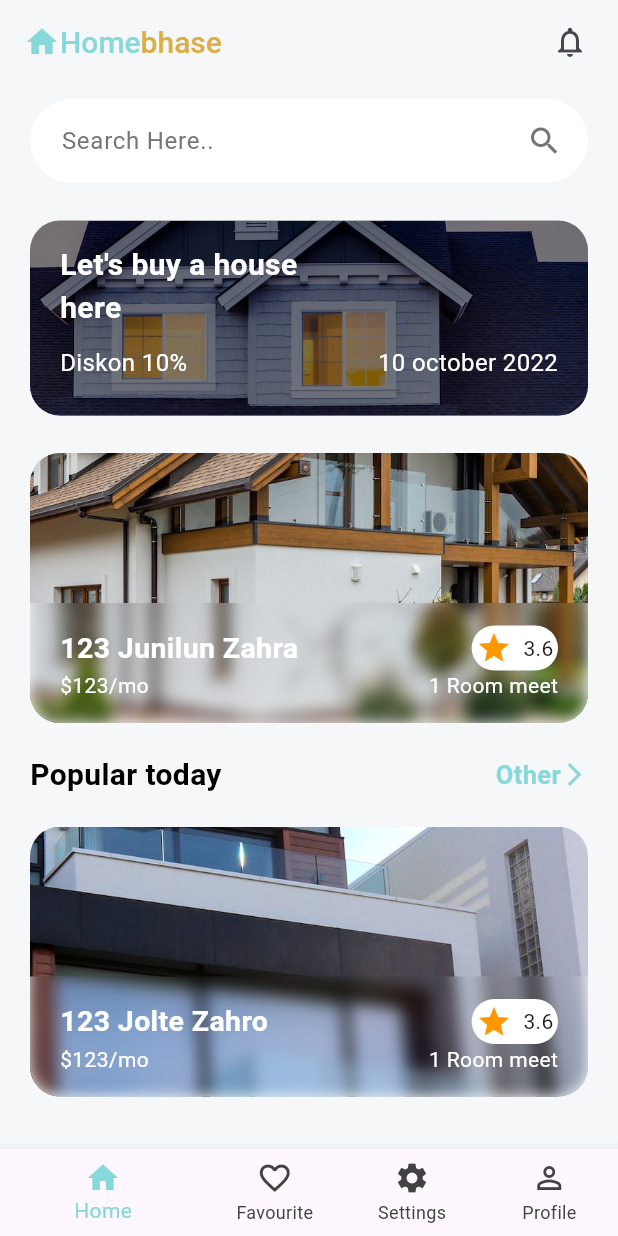
After one commit to obaloluwaobi/real_estate_app, a Flutter app: the screen it shows after launch, after a tap on "Next", on a phone screen of 412 x 824 dp. The commit adds this screen. Run offline on Flutter 3.47's test engine with Material 3 defaults, Android fonts, the phone set to English and light mode, and no system bars; our stand-ins replace animate_do, google_fonts.

Commit message:
Initial commit

```diff
--- a/lib/components/estatecard.dart
+++ b/lib/components/estatecard.dart
@@ -0,0 +1,235 @@
+import 'dart:ui';
+
+import 'package:flutter/material.dart';
+import 'package:google_fonts/google_fonts.dart';
+import 'package:real_estate_app/components/estateview.dart';
+
+class EstateCardView extends StatelessWidget {
+  const EstateCardView({super.key});
+
+  @override
+  Widget build(BuildContext context) {
+    return Container(
+      margin: const EdgeInsets.symmetric(horizontal: 20.0),
+      height: 130,
+      width: MediaQuery.of(context).size.width,
+      decoration: BoxDecoration(
+          borderRadius: BorderRadius.circular(20),
+          image: const DecorationImage(
+
+              // colorFilter: ColorFilter.mode(
+              //     Colors.black.withOpacity(1.0), BlendMode.dstATop),
+              fit: BoxFit.cover,
+              image: AssetImage(
+                'assets/estate3.jpg',
+              ))),
+      child: Container(
+        padding: const EdgeInsets.symmetric(horizontal: 20, vertical: 15),
+        decoration: BoxDecoration(
+          color: Colors.black.withOpacity(0.5),
+          borderRadius: BorderRadius.circular(20),
+        ),
+        child: Column(
+          crossAxisAlignment: CrossAxisAlignment.start,
+          children: [
+            Text(
+              'Let\'s buy a house \nhere ',
+              style: GoogleFonts.roboto(
+                  color: Colors.white,
+                  fontSize: 20,
+                  fontWeight: FontWeight.bold),
+            ),
+            const SizedBox(
+              height: 10,
+            ),
+            Row(
+              mainAxisAlignment: MainAxisAlignment.spaceBetween,
+              children: [
+                Text(
+                  'Diskon 10%',
+                  style: GoogleFonts.roboto(color: Colors.white, fontSize: 16),
+                ),
+                Text(
+                  '10 october 2022',
+                  style: GoogleFonts.roboto(color: Colors.white, fontSize: 16),
+                ),
+              ],
+            ),
+          ],
+        ),
+      ),
+    );
+  }
+}
+
+class EstateSecondCard extends StatelessWidget {
+  const EstateSecondCard({super.key});
+
+  @override
+  Widget build(BuildContext context) {
+    return InkWell(
+      onTap: () => Navigator.push(
+          context, MaterialPageRoute(builder: (context) => const EstateView())),
+      child: Hero(
+        tag: 'null',
+        child: Container(
+          alignment: Alignment.bottomCenter,
+          margin: const EdgeInsets.symmetric(horizontal: 20),
+          width: MediaQuery.of(context).size.width,
+          height: 180,
+          decoration: BoxDecoration(
+              borderRadius: BorderRadius.circular(20),
+              image: const DecorationImage(
+                  fit: BoxFit.cover,
+                  image: AssetImage(
+                    'assets/estate2.jpg',
+                  ))),
+          child: SizedBox(
+            height: 80,
+            width: MediaQuery.of(context).size.width,
+            child: ClipRRect(
+              borderRadius: const BorderRadius.only(
+                  bottomLeft: Radius.circular(20),
+                  bottomRight: Radius.circular(20)),
+              child: BackdropFilter(
+                filter: ImageFilter.blur(sigmaX: 5, sigmaY: 5),
+                child: Padding(
+                  padding:
+                      const EdgeInsets.symmetric(horizontal: 20, vertical: 15),
+                  child: Column(
+                    mainAxisAlignment: MainAxisAlignment.spaceBetween,
+                    children: [
+                      Row(
+                        mainAxisAlignment: MainAxisAlignment.spaceBetween,
+                        children: [
+                          Text(
+                            '123 Junilun Zahra',
+                            style: GoogleFonts.roboto(
+                                fontSize: 19,
+                                color: Colors.white,
+                                fontWeight: FontWeight.bold),
+                          ),
+                          Container(
+                            padding: const EdgeInsets.all(3),
+                            decoration: BoxDecoration(
+                                color: Colors.white,
+                                borderRadius: BorderRadius.circular(30)),
+                            child: const Row(
+                              mainAxisAlignment: MainAxisAlignment.spaceAround,
+                              children: [
+                                Icon(
+                                  Icons.star,
+                                  color: Colors.orange,
+                                ),
+                                Text('  3.6'),
+                              ],
+                            ),
+                          )
+                        ],
+                      ),
+                      const Row(
+                        mainAxisAlignment: MainAxisAlignment.spaceBetween,
+                        children: [
+                          Text(
+                            '\$123/mo',
+                            style: TextStyle(color: Colors.white),
+                          ),
+                          Text(
+                            '1 Room meet',
+                            style: TextStyle(color: Colors.white),
+                          )
+                        ],
+                      ),
+                    ],
+                  ),
+                ),
+              ),
+            ),
+          ),
+        ),
+      ),
+    );
+  }
+}
+
+class EstateThirdCard extends StatelessWidget {
+  const EstateThirdCard({super.key});
+
+  @override
+  Widget build(BuildContext context) {
+    return Container(
+      alignment: Alignment.bottomCenter,
+      margin: const EdgeInsets.symmetric(horizontal: 20),
+      width: MediaQuery.of(context).size.width,
+      height: 180,
+      decoration: BoxDecoration(
+          borderRadius: BorderRadius.circular(20),
+          image: const DecorationImage(
+              fit: BoxFit.cover,
+              image: AssetImage(
+                'assets/estate1.jpg',
+              ))),
+      child: SizedBox(
+        height: 80,
+        width: MediaQuery.of(context).size.width,
+        child: ClipRRect(
+          borderRadius: const BorderRadius.only(
+              bottomLeft: Radius.circular(20),
+              bottomRight: Radius.circular(20)),
+          child: BackdropFilter(
+            filter: ImageFilter.blur(sigmaX: 5, sigmaY: 5),
+            child: Padding(
+              padding: const EdgeInsets.symmetric(horizontal: 20, vertical: 15),
+              child: Column(
+                mainAxisAlignment: MainAxisAlignment.spaceBetween,
+                children: [
+                  Row(
+                    mainAxisAlignment: MainAxisAlignment.spaceBetween,
+                    children: [
+                      Text(
+                        '123 Jolte Zahro',
+                        style: GoogleFonts.roboto(
+                            fontSize: 19,
+                            color: Colors.white,
+                            fontWeight: FontWeight.bold),
+                      ),
+                      Container(
+                        padding: const EdgeInsets.all(3),
+                        decoration: BoxDecoration(
+                            color: Colors.white,
+                            borderRadius: BorderRadius.circular(30)),
+                        child: const Row(
+                          mainAxisAlignment: MainAxisAlignment.spaceAround,
+                          children: [
+                            Icon(
+                              Icons.star,
+                              color: Colors.orange,
+                            ),
+                            Text('  3.6'),
+                          ],
+                        ),
+                      )
+                    ],
+                  ),
+                  const Row(
+                    mainAxisAlignment: MainAxisAlignment.spaceBetween,
+                    children: [
+                      Text(
+                        '\$123/mo',
+                        style: TextStyle(color: Colors.white),
+                      ),
+                      Text(
+                        '1 Room meet',
+                        style: TextStyle(color: Colors.white),
+                      )
+                    ],
+                  ),
+                ],
+              ),
+            ),
+          ),
+        ),
+      ),
+    );
+  }
+}
--- /dev/null
+++ b/lib/components/estatelogo.dart
@@ -0,0 +1,34 @@
+import 'package:flutter/material.dart';
+import 'package:google_fonts/google_fonts.dart';
+
+class EstateLogo extends StatelessWidget {
+  const EstateLogo({
+    super.key,
+  });
+
+  @override
+  Widget build(BuildContext context) {
+    return Row(
+      children: [
+        const Icon(
+          Icons.home,
+          color: Color(0xff87D8DA),
+        ),
+        Text(
+          'Home',
+          style: GoogleFonts.roboto(
+              fontSize: 20,
+              color: const Color(0xff87D8DA),
+              fontWeight: FontWeight.w500),
+        ),
+        Text(
+          'bhase',
+          style: GoogleFonts.roboto(
+              fontSize: 20,
+              color: const Color(0xffDCAE46),
+              fontWeight: FontWeight.w500),
+        ),
+      ],
+    );
+  }
+}
--- a/lib/components/estateview.dart
+++ b/lib/components/estateview.dart
@@ -0,0 +1,30 @@
+import 'package:flutter/material.dart';
+
+class EstateView extends StatelessWidget {
+  const EstateView({super.key});
+
+  @override
+  Widget build(BuildContext context) {
+    return Scaffold(
+      body: Column(
+        children: [
+          Hero(
+            tag: 'null',
+            child: Container(
+              height: MediaQuery.of(context).size.height / 2,
+              width: MediaQuery.of(context).size.width,
+              decoration: BoxDecoration(
+                  image: DecorationImage(
+                      fit: BoxFit.cover,
+                      image: AssetImage('assets/estate2.jpg'))),
+            ),
+          ),
+          Container(
+            height: 100,
+            color: Colors.red,
+          )
+        ],
+      ),
+    );
+  }
+}
--- /dev/null
+++ b/lib/views/bottomnav.dart
@@ -0,0 +1,54 @@
+import 'package:flutter/material.dart';
+import 'package:real_estate_app/views/pages/homepage.dart';
+
+class BottomNav extends StatefulWidget {
+  const BottomNav({super.key});
+
+  @override
+  State<BottomNav> createState() => _BottomNavState();
+}
+
+class _BottomNavState extends State<BottomNav> {
+  int _selectedTab = 0;
+
+  _changeTab(int index) {
+    setState(() {
+      _selectedTab = index;
+    });
+  }
+
+  @override
+  Widget build(BuildContext context) {
+    return Scaffold(
+      bottomNavigationBar: BottomNavigationBar(
+          onTap: (index) => _changeTab(index),
+          currentIndex: _selectedTab,
+          showUnselectedLabels: true,
+          selectedItemColor: const Color(0xff87D8DA),
+          unselectedItemColor: Colors.grey[800],
+          items: const [
+            BottomNavigationBarItem(icon: Icon(Icons.home), label: 'Home'),
+            BottomNavigationBarItem(
+                icon: Icon(Icons.favorite_border_outlined), label: 'Favourite'),
+            BottomNavigationBarItem(
+                icon: Icon(Icons.settings), label: 'Settings'),
+            BottomNavigationBarItem(
+                icon: Icon(Icons.person_outline_outlined), label: 'Profile'),
+          ]),
+      body: _pages[_selectedTab],
+    );
+  }
+
+  final List _pages = [
+    const HomePage(),
+    const Center(
+      child: Text('Favourite'),
+    ),
+    const Center(
+      child: Text('Settings'),
+    ),
+    const Center(
+      child: Text('Profile'),
+    ),
+  ];
+}
--- a/lib/views/onboardpage.dart
+++ b/lib/views/onboardpage.dart
@@ -1,5 +1,8 @@
+import 'package:animate_do/animate_do.dart';
 import 'package:flutter/material.dart';
 import 'package:google_fonts/google_fonts.dart';
+import 'package:real_estate_app/components/estatelogo.dart';
+import 'package:real_estate_app/views/bottomnav.dart';
 
 class OnboardPage extends StatelessWidget {
   const OnboardPage({super.key});
@@ -9,34 +12,19 @@ class OnboardPage extends StatelessWidget {
     return Scaffold(
         backgroundColor: const Color(0xfff6f7f9),
         body: SingleChildScrollView(
-        child: Padding(
-          padding: const EdgeInsets.only(top: 50, left: 20, right: 20),
-          child:
-              Column(crossAxisAlignment: CrossAxisAlignment.start, children: [
-            Row(
+          child: Column(
             children: [
-                const Icon(
-                  Icons.home,
-                  color: Color(0xff87D8DA),
-                ),
-                Text(
-                  'Home',
-                  style: GoogleFonts.roboto(
-                      fontSize: 20,
-                      color: const Color(0xff87D8DA),
-                      fontWeight: FontWeight.w500),
-                ),
-                Text(
-                  'bhase',
-                  style: GoogleFonts.roboto(
-                      fontSize: 20,
-                      color: const Color(0xffDCAE46),
-                      fontWeight: FontWeight.w500),
-                ),
-              ],
-            ),
+              Padding(
+                padding: const EdgeInsets.only(top: 55, left: 20, right: 20),
+                child: FadeInUp(
+                  duration: const Duration(seconds: 2),
+                  animate: true,
+                  child: Column(
+                    crossAxisAlignment: CrossAxisAlignment.start,
+                    children: [
+                      const EstateLogo(),
                       const SizedBox(
-              height: 20,
+                        height: 30,
                       ),
                       Row(
                         children: [
@@ -67,6 +55,7 @@ class OnboardPage extends StatelessWidget {
                         height: 18,
                       ),
                       //
+
                       Text(
                         'Welcome friends, are you looking \nfor us?',
                         style: GoogleFonts.roboto(
@@ -90,7 +79,12 @@ class OnboardPage extends StatelessWidget {
                       Padding(
                         padding: const EdgeInsets.only(right: 200.0),
                         child: ElevatedButton(
-                  onPressed: () {},
+                            onPressed: () {
+                              Navigator.pushReplacement(
+                                  context,
+                                  MaterialPageRoute(
+                                      builder: (context) => const BottomNav()));
+                            },
                             style: ElevatedButton.styleFrom(
                                 backgroundColor: const Color(0xff87D8DA)),
                             child: Row(
@@ -108,11 +102,15 @@ class OnboardPage extends StatelessWidget {
                               ],
                             )),
                       ),
-            //Expanded(child: Container()),
-            Image.asset('assets/splash.png'),
-          ]),
+                    ],
                   ),
                 ),
-    );
+              ), //Expanded(child: Container()),
+              FadeInDown(
+                child: Image.asset('assets/splash.png'),
+              ),
+            ],
+          ),
+        ));
   }
 }
--- /dev/null
+++ b/lib/views/pages/homepage.dart
@@ -0,0 +1,107 @@
+import 'package:flutter/material.dart';
+import 'package:real_estate_app/components/estatecard.dart';
+import 'package:real_estate_app/components/estatelogo.dart';
+
+class HomePage extends StatefulWidget {
+  const HomePage({super.key});
+
+  @override
+  State<HomePage> createState() => _HomePageState();
+}
+
+class _HomePageState extends State<HomePage> {
+  @override
+  Widget build(BuildContext context) {
+    return Scaffold(
+      backgroundColor: const Color(0xfff6f7f9),
+      appBar: AppBar(
+        elevation: 0,
+        scrolledUnderElevation: 0,
+        backgroundColor: const Color(0xfff6f7f9),
+        actions: const [
+          Padding(
+            padding: EdgeInsets.symmetric(horizontal: 20.0),
+            child: Icon(Icons.notifications_outlined),
+          )
+        ],
+        title: const EstateLogo(),
+      ),
+      body: ListView(
+        children: const [
+          SearchWidget(),
+          SizedBox(
+            height: 15,
+          ),
+          EstateCardView(),
+          SizedBox(
+            height: 25,
+          ),
+          EstateSecondCard(),
+          Padding(
+            padding: EdgeInsets.symmetric(horizontal: 20.0, vertical: 20),
+            child: Row(
+              mainAxisAlignment: MainAxisAlignment.spaceBetween,
+              children: [
+                Text(
+                  'Popular today',
+                  style: TextStyle(
+                      fontSize: 20,
+                      color: Colors.black,
+                      fontWeight: FontWeight.bold),
+                ),
+                Row(
+                  mainAxisAlignment: MainAxisAlignment.spaceBetween,
+                  children: [
+                    Text(
+                      'Other',
+                      style: TextStyle(
+                          fontSize: 17,
+                          color: Color(0xff87D8DA),
+                          fontWeight: FontWeight.bold),
+                    ),
+                    Icon(
+                      Icons.arrow_forward_ios_outlined,
+                      size: 18,
+                      color: Color(0xff87D8DA),
+                    )
+                  ],
+                ),
+              ],
+            ),
+          ),
+          EstateThirdCard(),
+        ],
+      ),
+    );
+  }
+}
+
+class SearchWidget extends StatelessWidget {
+  const SearchWidget({
+    super.key,
+  });
+
+  @override
+  Widget build(BuildContext context) {
+    return Container(
+      decoration: BoxDecoration(
+        color: Colors.white,
+        borderRadius: BorderRadius.circular(30),
+      ),
+      padding: const EdgeInsets.symmetric(horizontal: 5.0),
+      margin: const EdgeInsets.symmetric(vertical: 10.0, horizontal: 20.0),
+      child: TextFormField(
+        decoration: InputDecoration(
+            border: const OutlineInputBorder(
+              borderSide: BorderSide.none,
+            ),
+            hintText: 'Search Here..',
+            hintStyle: TextStyle(color: Colors.grey[600]),
+            suffixIcon: Icon(
+              Icons.search,
+              color: Colors.grey[600],
+            )),
+      ),
+    );
+  }
+}
```
Also changed, not shown: lib/views/homeview.dart (deleted). Lines whose indentation alone changed are shown as unchanged.
